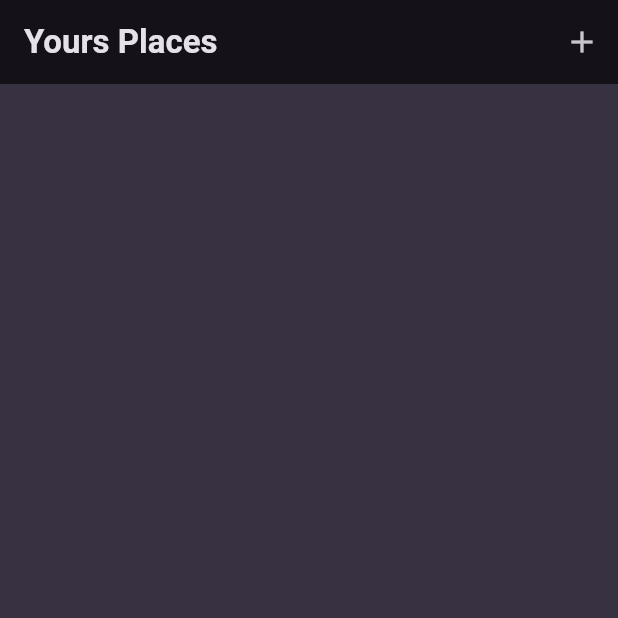
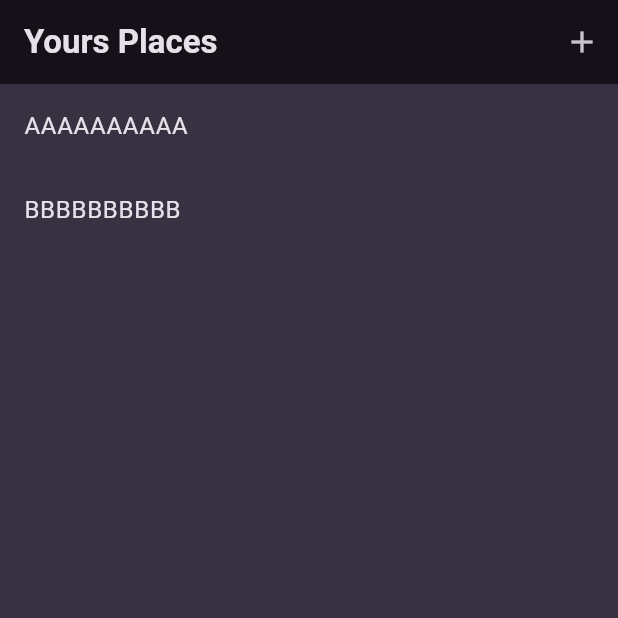
Before and after one commit to gustawx/native-features, a Flutter app: the screen it shows after launch, on a phone screen of 412 x 824 dp, the top half of it. Run offline on Flutter 3.47's test engine with Material 3 defaults, Android fonts, the phone set to English and light mode, and no system bars; our stand-ins replace flutter_riverpod, google_fonts.

Commit message:
feat(main.dart): replace MyApp scaffold with TabsScreen for better navigation feat(main.dart): wrap MyApp with ProviderScope for state management feat(places_provider.dart): add initial data to PlacesNotifier for testing feat(add_place.dart): create AddPlaceScreen for adding new places feat(place_screen.dart): create PlaceScreen to display individual place details feat(tabs.dart): create TabsScreen for managing tabs and navigation refactor(pubspec.yaml): replace riverpod with flutter_riverpod for better compatibility with Flutter

```diff
--- a/lib/main.dart
+++ b/lib/main.dart
@@ -1,6 +1,9 @@
 import 'package:flutter/material.dart';
+import 'package:flutter_riverpod/flutter_riverpod.dart';
 
 import 'package:google_fonts/google_fonts.dart';
+import 'package:native_features/screens/add_place.dart';
+import 'package:native_features/screens/tabs.dart';
 
 final colorScheme = ColorScheme.fromSeed(
   brightness: Brightness.dark,
@@ -26,31 +29,19 @@ final theme = ThemeData().copyWith(
 
 void main() {
   runApp(
-    const MyApp(),
+    const ProviderScope(child: MyApp()),
   );
 }
 
 class MyApp extends StatelessWidget {
-  const MyApp({Key? key}) : super(key: key);
+  const MyApp({super.key});
 
   @override
   Widget build(BuildContext context) {
     return MaterialApp(
       title: 'Great Places',
       theme: theme,
-      home: Scaffold(
-        appBar: AppBar(
-          title: const Text('Yours Places'),
-          actions: [
-            IconButton(
-              icon: const Icon(Icons.add),
-              onPressed: () {
-                print('Clicked');
-              },
-            )
-          ],
-        ),
-      ),
+      home: const TabsScreen(),
     );
   }
 }
--- a/lib/providers/places_provider.dart
+++ b/lib/providers/places_provider.dart
@@ -1,8 +1,12 @@
+import 'package:flutter_riverpod/flutter_riverpod.dart';
 import 'package:native_features/models/place.dart';
-import 'package:riverpod/riverpod.dart';
 
 class PlacesNotifier extends StateNotifier<List<Place>> {
-  PlacesNotifier() : super([]);
+  PlacesNotifier()
+      : super(const [
+          Place(title: "AAAAAAAAAA"),
+          Place(title: "BBBBBBBBBB"),
+        ]);
 
   void addPlace(Place place) {
     state.add(place);
--- /dev/null
+++ b/lib/screens/tabs.dart
@@ -0,0 +1,64 @@
+import 'package:flutter/material.dart';
+import 'package:flutter_riverpod/flutter_riverpod.dart';
+import 'package:native_features/providers/places_provider.dart';
+import 'package:native_features/screens/add_place.dart';
+import 'package:native_features/screens/place_screen.dart';
+
+class TabsScreen extends ConsumerStatefulWidget {
+  const TabsScreen({super.key});
+
+  @override
+  ConsumerState<ConsumerStatefulWidget> createState() {
+    return _TabsScreen();
+  }
+}
+
+class _TabsScreen extends ConsumerState<TabsScreen> {
+  void _addItem() async {
+    final newPlace = await Navigator.of(context).push<AddPlaceScreen>(
+      MaterialPageRoute(
+        builder: (ctx) => const AddPlaceScreen(),
+      ),
+    );
+
+    if (newPlace == null) {
+      return;
+    }
+
+    // ref.watch(placesProvider).add(newPlace);
+  }
+
+  @override
+  Widget build(BuildContext context) {
+    final places = ref.watch(placesProvider);
+    return Scaffold(
+      appBar: AppBar(
+        title: const Text('Yours Places'),
+        actions: [
+          IconButton(
+            icon: const Icon(Icons.add),
+            onPressed: _addItem,
+            // () {
+            //   print("object");
+            // Navigator.of(context).push<AddPlaceScreen>(MaterialPageRoute(
+            //     builder: (ctx) => const AddPlaceScreen()));
+            // },
+          )
+        ],
+      ),
+      body: ListView.builder(
+          shrinkWrap: true,
+          itemCount: places.length,
+          itemBuilder: (ctx, index) => ListTile(
+                title: Text(places[index].title),
+                onTap: () {
+                  Navigator.of(context).push(
+                    MaterialPageRoute(
+                      builder: (ctx) => PlaceScreen(places[index]),
+                    ),
+                  );
+                },
+              )),
+    );
+  }
+}
--- a/pubspec.yaml
+++ b/pubspec.yaml
@@ -36,7 +36,7 @@ dependencies:
   # Use with the CupertinoIcons class for iOS style icons.
   cupertino_icons: ^1.0.2
   google_fonts: ^6.1.0
-  riverpod: ^2.4.9
+  flutter_riverpod: ^2.4.9
 
 dev_dependencies:
   flutter_test:
```
Also changed, not shown: lib/screens/add_place.dart (+45 -0 lines), lib/screens/place_screen.dart (added, +15 -0 lines), pubspec.lock.
